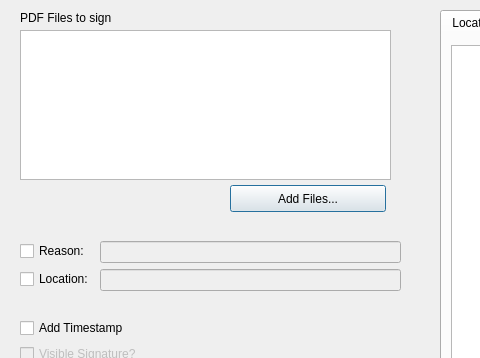
Old version of the form pteid-mw-pt/_src/eidmw/eidgui/PDFSignWindow.ui in the repository amagovpt/autenticacao.gov; both pictures show x 0 to 480 and y 0 to 358 of the 890 by 534 pixel window.
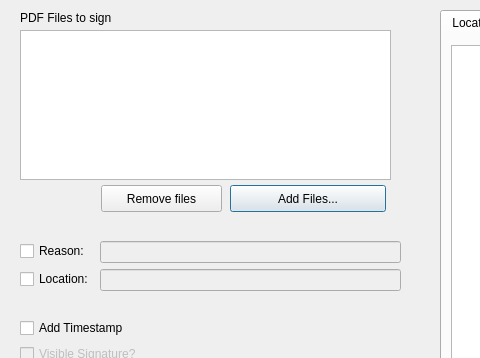
New version of the form. Custom widgets are drawn as their Qt base class.

Commit message: Fix small issues in PDFSignWindow reported by AMA/Glintt

Diff of the .ui file:
```diff
--- a/pteid-mw-pt/_src/eidmw/eidgui/PDFSignWindow.ui
+++ b/pteid-mw-pt/_src/eidmw/eidgui/PDFSignWindow.ui
@@ -253,6 +253,19 @@
      <number>999999</number>
     </property>
    </widget>
+   <widget class="QPushButton" name="button_clearFiles">
+    <property name="geometry">
+     <rect>
+      <x>91</x>
+      <y>185</y>
+      <width>121</width>
+      <height>27</height>
+     </rect>
+    </property>
+    <property name="text">
+     <string>Remove files</string>
+    </property>
+   </widget>
   </widget>
   <widget class="QWidget" name="verticalLayoutWidget">
    <property name="geometry">
```
The commit also changes 4 other files.
